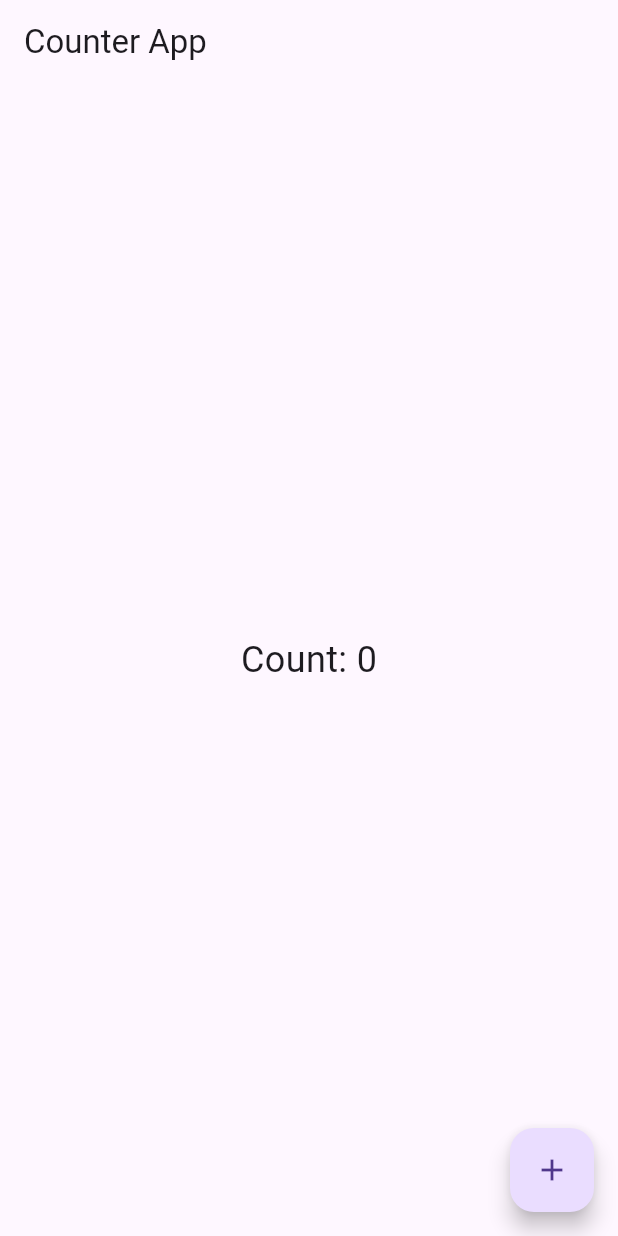
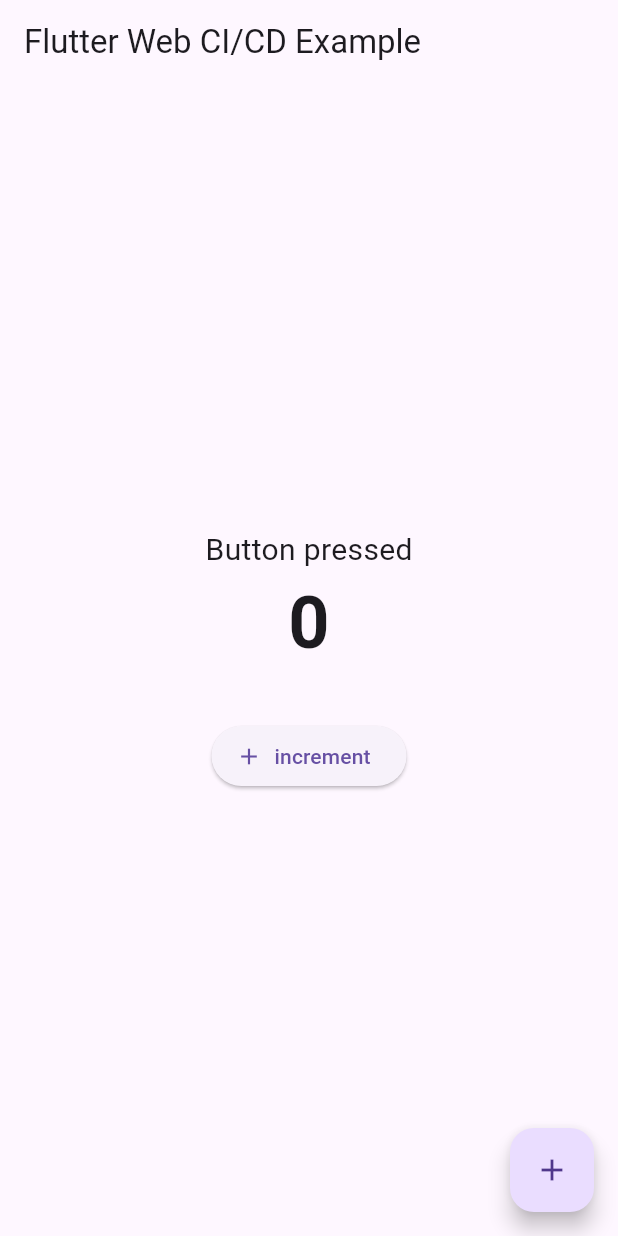
Before and after one commit to manjeetsinghgoyal/flutter_sample, a Flutter app: the screen it shows after launch, on a phone screen of 412 x 824 dp. Run offline on Flutter 3.47's test engine with Material 3 defaults, Android fonts, the phone set to English and light mode, and no system bars.

Commit message:
flutter web project

```diff
--- /dev/null
+++ b/lib/home_page.dart
@@ -0,0 +1,43 @@
+import 'package:flutter/material.dart';
+
+class HomePage extends StatefulWidget {
+  const HomePage({super.key});
+
+  @override
+  State<StatefulWidget> createState() => _HomePageState();
+}
+
+class _HomePageState extends State<HomePage> {
+  int _counter = 0;
+
+  void _increment() => setState(() => _counter++);
+
+  @override
+  Widget build(BuildContext context) {
+    return Scaffold(
+      appBar: AppBar(title: const Text('Flutter Web CI/CD Example')),
+      body: Center(
+        child: Column(
+          mainAxisAlignment: MainAxisAlignment.center,
+          children: [
+            const Text('Button pressed', style: TextStyle(fontSize: 20)),
+            Text(
+              '$_counter',
+              style: const TextStyle(fontSize: 48, fontWeight: FontWeight.bold),
+            ),
+            const SizedBox(height: 30),
+            ElevatedButton.icon(
+              onPressed: _increment,
+              icon: const Icon(Icons.add),
+              label: const Text('increment'),
+            ),
+          ],
+        ),
+      ),
+      floatingActionButton: FloatingActionButton(
+        onPressed: _increment,
+        child: const Icon(Icons.add),
+      ),
+    );
+  }
+}
--- a/lib/main.dart
+++ b/lib/main.dart
@@ -1,4 +1,5 @@
 import 'package:flutter/material.dart';
+import 'home_page.dart';
 
 void main() {
   runApp(const MyApp());
@@ -10,36 +11,9 @@ class MyApp extends StatelessWidget {
   @override
   Widget build(BuildContext context) {
     return MaterialApp(
-      title: 'Flutter CI Demo test',
+      title: 'Flutter Web CI/CD',
       theme: ThemeData(primarySwatch: Colors.blue),
-      home: const CounterScreen(),
+      home: const HomePage(),
     );
   }
 }
-
-class CounterScreen extends StatefulWidget {
-  const CounterScreen({super.key});
-
-  @override
-  State<CounterScreen> createState() => _CounterScreenState();
-}
-
-class _CounterScreenState extends State<CounterScreen> {
-  int _counter = 0;
-
-  void _increment() => setState(() => _counter++);
-
-  @override
-  Widget build(BuildContext context) {
-    return Scaffold(
-      appBar: AppBar(title: const Text('Counter App')),
-      body: Center(
-        child: Text('Count: $_counter', style: const TextStyle(fontSize: 24)),
-      ),
-      floatingActionButton: FloatingActionButton(
-        onPressed: _increment,
-        child: const Icon(Icons.add),
-      ),
-    );
-  }
-}
--- a/pubspec.yaml
+++ b/pubspec.yaml
@@ -1,5 +1,5 @@
-name: flutter_ci_demo
-description: A demo Flutter project for CI/CD workflow
+name: flutter_web_cicd
+description: Flutter web app for CI/CD workflow
 publish_to: 'none'
 
 environment:
```
Also changed, not shown: 3 other files.
